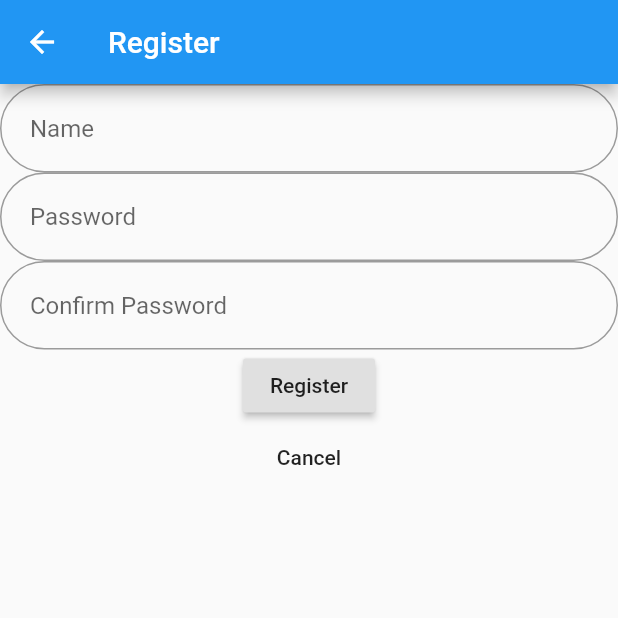
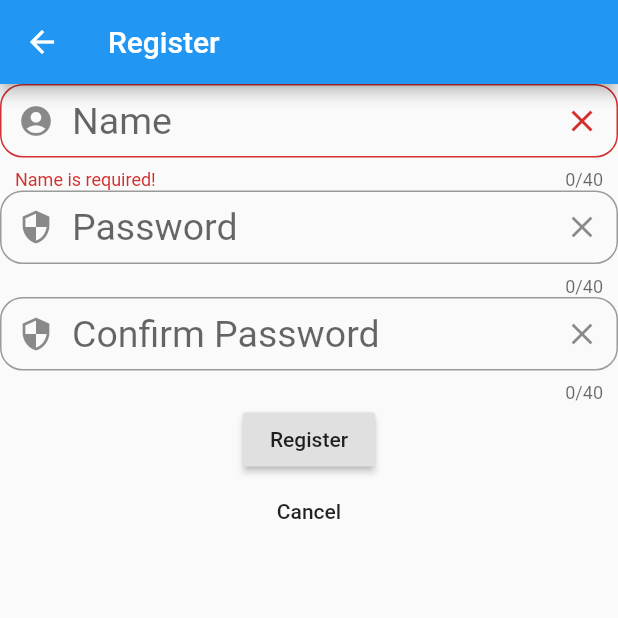
Before and after one commit to cnlinqh/fullstack, a Flutter app: the RegisterPage screen opened directly, after a tap on "Register", on a phone screen of 412 x 824 dp, the top half of it. Run offline on Flutter 3.47's test engine with Material 2 defaults, Android fonts, the phone set to English and light mode, and no system bars; our stand-ins replace dio.

Commit message:
register page init checkin

```diff
--- a/mobile/lib/pages/register.dart
+++ b/mobile/lib/pages/register.dart
@@ -1,48 +1,180 @@
 import 'package:flutter/material.dart';
+import 'package:mobile/utils/client.dart';
 
 class RegisterPage extends StatefulWidget {
   RegisterPage({Key key}) : super(key: key);
-
   _RegisterPageState createState() => _RegisterPageState();
 }
 
 class _RegisterPageState extends State<RegisterPage> {
+  final _nameFieldController = TextEditingController();
+  var _nameError = "";
+
+  final _passwordFieldController = TextEditingController();
+  var _passwordError = "";
+
+  final _password2FieldController = TextEditingController();
+  var _password2Error = "";
+
+  @override
+  void initState() {
+    super.initState();
+  }
+
+  bool _doValidation() {
+    var name = this._nameFieldController.text;
+    if (name == "") {
+      setState(() {
+        this._nameError = "Name is required!";
+      });
+      return false;
+    } else {
+      setState(() {
+        this._nameError = "";
+      });
+    }
+
+    var password = this._passwordFieldController.text;
+    if (password == "") {
+      setState(() {
+        this._passwordError = "Password is required!";
+      });
+      return false;
+    } else {
+      setState(() {
+        this._passwordError = "";
+      });
+    }
+
+    var password2 = this._password2FieldController.text;
+    if (password != password2) {
+      setState(() {
+        this._password2Error = "Passwords aren't identical!";
+      });
+      return false;
+    } else {
+      setState(() {
+        this._password2Error = "";
+      });
+    }
+    return true;
+  }
+
+  void _doRegistration(context) {
+    if (_doValidation()) {
+      var name = this._nameFieldController.text;
+      var password = this._passwordFieldController.text;
+      userSignUp(name, password).then((value) {
+        _ackAlert(context);
+      });
+    }
+  }
+
+  Future<void> _ackAlert(BuildContext context) {
+    return showDialog<void>(
+      context: context,
+      builder: (BuildContext context) {
+        return AlertDialog(
+          title: Text('Success'),
+          content: const Text('Register user successfully!'),
+          actions: <Widget>[
+            FlatButton(
+              child: Text('Ok'),
+              onPressed: () {
+                Navigator.of(context).pop();
+              },
+            ),
+          ],
+        );
+      },
+    );
+  }
+
   @override
   Widget build(BuildContext context) {
     final nameField = TextField(
       decoration: InputDecoration(
-        contentPadding: EdgeInsets.all(20),
+        contentPadding: EdgeInsets.all(10),
         hintText: "Name",
+        // labelText: "Name",
+        errorText: this._nameError == "" ? null : this._nameError,
+        prefixIcon: Icon(Icons.account_circle),
+        suffixIcon: IconButton(
+          icon: Icon(Icons.clear),
+          onPressed: _nameFieldController.clear,
+        ),
         border: OutlineInputBorder(
-          borderRadius: BorderRadius.circular(32),
+          borderRadius: BorderRadius.circular(15),
         ),
+      ),
+      controller: _nameFieldController,
+      maxLength: 40,
+      maxLines: 1,
+      autofocus: false,
+      textAlign: TextAlign.left,
+      style: TextStyle(
+        fontSize: 25,
+        color: Colors.blue,
       ),
     );
     final passwordField = TextField(
       obscureText: true,
       decoration: InputDecoration(
-        contentPadding: EdgeInsets.all(20),
+        contentPadding: EdgeInsets.all(10),
         hintText: "Password",
+        // labelText: "Password",
+        errorText: this._passwordError == "" ? null : this._passwordError,
+        prefixIcon: Icon(Icons.security),
+        suffixIcon: IconButton(
+          icon: Icon(Icons.clear),
+          onPressed: _passwordFieldController.clear,
+        ),
         border: OutlineInputBorder(
-          borderRadius: BorderRadius.circular(32),
+          borderRadius: BorderRadius.circular(15),
         ),
+      ),
+      controller: _passwordFieldController,
+      maxLength: 40,
+      maxLines: 1,
+      autofocus: false,
+      textAlign: TextAlign.left,
+      style: TextStyle(
+        fontSize: 25,
+        color: Colors.blue,
       ),
     );
 
     final password2Field = TextField(
       obscureText: true,
       decoration: InputDecoration(
-        contentPadding: EdgeInsets.all(20),
+        contentPadding: EdgeInsets.all(10),
         hintText: "Confirm Password",
+        // labelText: "Confirm Password",
+        errorText: this._password2Error == "" ? null : this._password2Error,
+        prefixIcon: Icon(Icons.security),
+        suffixIcon: IconButton(
+          icon: Icon(Icons.clear),
+          onPressed: _password2FieldController.clear,
+        ),
         border: OutlineInputBorder(
-          borderRadius: BorderRadius.circular(32),
+          borderRadius: BorderRadius.circular(15),
         ),
       ),
+      controller: _password2FieldController,
+      maxLength: 40,
+      maxLines: 1,
+      autofocus: false,
+      textAlign: TextAlign.left,
+      style: TextStyle(
+        fontSize: 25,
+        color: Colors.blue,
+      ),
     );
-
     final registerButton = RaisedButton(
       child: Text("Register"),
-      onPressed: () {},
+      onPressed: () {
+        _doRegistration(context);
+      },
     );
 
     final cancelButton = FlatButton(
```
